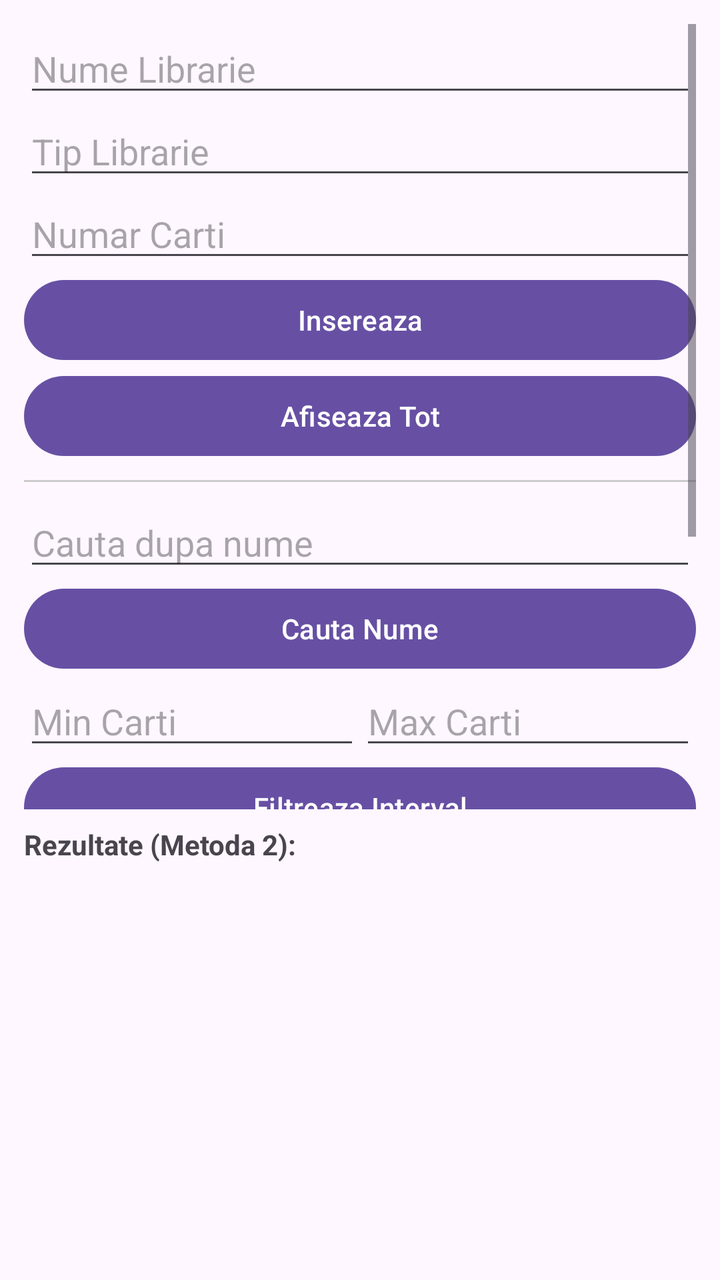
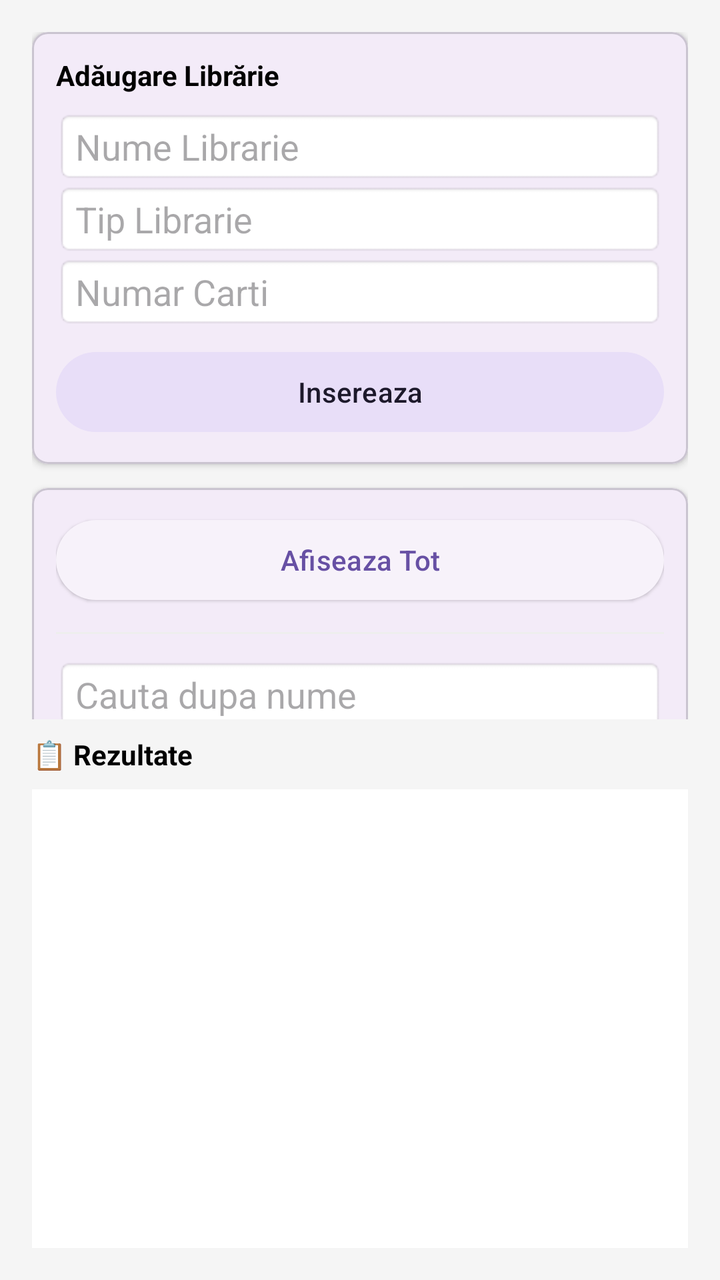

Before-and-after screenshots of an Android layout around one commit, followed by the original layout XML and the change that was made.
<!-- AndroidManifest.xml: application theme Theme.MyApplication -->
<!-- res/layout/activity_main.xml -->
<?xml version="1.0" encoding="utf-8"?>
<LinearLayout xmlns:android="http://schemas.android.com/apk/res/android"
    android:layout_width="match_parent"
    android:layout_height="match_parent"
    android:orientation="vertical"
    android:padding="12dp">

    <ScrollView
        android:layout_width="match_parent"
        android:layout_height="0dp"
        android:layout_weight="2">

        <LinearLayout
            android:layout_width="match_parent"
            android:layout_height="wrap_content"
            android:orientation="vertical">

            
            <EditText
                android:id="@+id/etName"
                android:layout_width="match_parent"
                android:layout_height="wrap_content"
                android:hint="@string/hint_name" />

            <EditText
                android:id="@+id/etType"
                android:layout_width="match_parent"
                android:layout_height="wrap_content"
                android:hint="@string/hint_type" />

            <EditText
                android:id="@+id/etBooks"
                android:layout_width="match_parent"
                android:layout_height="wrap_content"
                android:hint="@string/hint_books"
                android:inputType="number" />

            <Button
                android:id="@+id/btnInsert"
                android:layout_width="match_parent"
                android:layout_height="wrap_content"
                android:text="@string/btn_insert" />

            <Button
                android:id="@+id/btnLoadAll"
                android:layout_width="match_parent"
                android:layout_height="wrap_content"
                android:text="@string/btn_show_all" />

            <View android:layout_width="match_parent" android:layout_height="1dp" android:background="#CCCCCC" android:layout_marginVertical="8dp"/>

            
            <EditText
                android:id="@+id/etSearchName"
                android:layout_width="match_parent"
                android:layout_height="wrap_content"
                android:hint="@string/hint_search_name" />

            <Button
                android:id="@+id/btnSearchByName"
                android:layout_width="match_parent"
                android:layout_height="wrap_content"
                android:text="@string/btn_search_name" />

            
            <LinearLayout
                android:layout_width="match_parent"
                android:layout_height="wrap_content"
                android:orientation="horizontal">
                <EditText
                    android:id="@+id/etMinBooks"
                    android:layout_width="0dp"
                    android:layout_height="wrap_content"
                    android:layout_weight="1"
                    android:hint="@string/hint_min_books"
                    android:inputType="number" />
                <EditText
                    android:id="@+id/etMaxBooks"
                    android:layout_width="0dp"
                    android:layout_height="wrap_content"
                    android:layout_weight="1"
                    android:hint="@string/hint_max_books"
                    android:inputType="number" />
            </LinearLayout>

            <Button
                android:id="@+id/btnInterval"
                android:layout_width="match_parent"
                android:layout_height="wrap_content"
                android:text="@string/btn_interval" />

            
            <EditText
                android:id="@+id/etDeleteValue"
                android:layout_width="match_parent"
                android:layout_height="wrap_content"
                android:hint="@string/hint_delete_value"
                android:inputType="number" />

            <LinearLayout
                android:layout_width="match_parent"
                android:layout_height="wrap_content"
                android:orientation="horizontal">
                <Button
                    android:id="@+id/btnDeleteGreater"
                    android:layout_width="0dp"
                    android:layout_height="wrap_content"
                    android:layout_weight="1"
                    android:text="@string/btn_delete_greater" />
                <Button
                    android:id="@+id/btnDeleteLess"
                    android:layout_width="0dp"
                    android:layout_height="wrap_content"
                    android:layout_weight="1"
                    android:text="@string/btn_delete_less" />
            </LinearLayout>

            
            <EditText
                android:id="@+id/etLetter"
                android:layout_width="match_parent"
                android:layout_height="wrap_content"
                android:hint="@string/hint_letter"
                android:maxLength="1" />

            <Button
                android:id="@+id/btnIncrement"
                android:layout_width="match_parent"
                android:layout_height="wrap_content"
                android:text="@string/btn_increment" />

        </LinearLayout>
    </ScrollView>

    <TextView
        android:layout_width="match_parent"
        android:layout_height="wrap_content"
        android:text="Rezultate (Metoda 2):"
        android:textStyle="bold"
        android:paddingTop="8dp"/>

    <ListView
        android:id="@+id/listViewStores"
        android:layout_width="match_parent"
        android:layout_height="0dp"
        android:layout_weight="1" />
</LinearLayout>
<!-- resources referenced by this layout -->
<resources>
  <string name="btn_delete_greater">Sterge mai mare decat Prag</string>
  <string name="btn_delete_less">Sterge mai mic decat Prag</string>
  <string name="btn_increment">Incrementeaza (+1)</string>
  <string name="btn_insert">Insereaza</string>
  <string name="btn_interval">Filtreaza Interval</string>
  <string name="btn_search_name">Cauta Nume</string>
  <string name="btn_show_all">Afiseaza Tot</string>
  <string name="hint_books">Numar Carti</string>
  <string name="hint_delete_value">Prag stergere</string>
  <string name="hint_letter">Litera inceput</string>
  <string name="hint_max_books">Max Carti</string>
  <string name="hint_min_books">Min Carti</string>
  <string name="hint_name">Nume Librarie</string>
  <string name="hint_search_name">Cauta dupa nume</string>
  <string name="hint_type">Tip Librarie</string>
  <style name="Theme.MyApplication" parent="Base.Theme.MyApplication" />
  <style name="Base.Theme.MyApplication" parent="Theme.Material3.DayNight.NoActionBar">
          
          
      </style>
</resources>

<!-- the commit's change to res/layout/activity_main.xml (unified diff, before → after) -->
@@ -1,14 +1,17 @@
 <?xml version="1.0" encoding="utf-8"?>
 <LinearLayout xmlns:android="http://schemas.android.com/apk/res/android"
+    xmlns:app="http://schemas.android.com/apk/res-auto"
     android:layout_width="match_parent"
     android:layout_height="match_parent"
     android:orientation="vertical"
-    android:padding="12dp">
+    android:padding="16dp"
+    android:background="#F5F5F5">
 
     <ScrollView
         android:layout_width="match_parent"
         android:layout_height="0dp"
-        android:layout_weight="2">
+        android:layout_weight="1.5"
+        android:scrollbars="none">
 
         <LinearLayout
             android:layout_width="match_parent"
@@ -16,118 +19,192 @@
             android:orientation="vertical">
 
             
-            <EditText
-                android:id="@+id/etName"
+            <com.google.android.material.card.MaterialCardView
                 android:layout_width="match_parent"
                 android:layout_height="wrap_content"
-                android:hint="@string/hint_name" />
-
-            <EditText
-                android:id="@+id/etType"
+                android:layout_marginBottom="12dp"
+                app:cardCornerRadius="8dp"
+                app:cardElevation="2dp">
+
+                <LinearLayout
+                    android:layout_width="match_parent"
+                    android:layout_height="wrap_content"
+                    android:orientation="vertical"
+                    android:padding="12dp">
+
+                    <TextView
+                        android:layout_width="wrap_content"
+                        android:layout_height="wrap_content"
+                        android:text="@string/header_add_library"
+                        android:textStyle="bold"
+                        android:textColor="@color/black"
+                        android:layout_marginBottom="8dp"/>
+
+                    <EditText
+                        android:id="@+id/etName"
+                        android:layout_width="match_parent"
+                        android:layout_height="wrap_content"
+                        android:hint="@string/hint_name"
+                        android:background="@android:drawable/editbox_background"/>
+
+                    <EditText
+                        android:id="@+id/etType"
+                        android:layout_width="match_parent"
+                        android:layout_height="wrap_content"
+                        android:hint="@string/hint_type"
+                        android:background="@android:drawable/editbox_background"/>
+
+                    <EditText
+                        android:id="@+id/etBooks"
+                        android:layout_width="match_parent"
+                        android:layout_height="wrap_content"
+                        android:hint="@string/hint_books"
+                        android:inputType="number"
+                        android:background="@android:drawable/editbox_background"/>
+
+                    <Button
+                        android:id="@+id/btnInsert"
+                        style="@style/Widget.Material3.Button.TonalButton"
+                        android:layout_width="match_parent"
+                        android:layout_height="wrap_content"
+                        android:layout_marginTop="8dp"
+                        android:text="@string/btn_insert" />
+                </LinearLayout>
+            </com.google.android.material.card.MaterialCardView>
+
+            
+            <com.google.android.material.card.MaterialCardView
                 android:layout_width="match_parent"
                 android:layout_height="wrap_content"
-                android:hint="@string/hint_type" />
-
-            <EditText
-                android:id="@+id/etBooks"
+                android:layout_marginBottom="12dp"
+                app:cardCornerRadius="8dp"
+                app:cardElevation="2dp">
+
+                <LinearLayout
+                    android:layout_width="match_parent"
+                    android:layout_height="wrap_content"
+                    android:orientation="vertical"
+                    android:padding="12dp">
+
+                    <Button
+                        android:id="@+id/btnLoadAll"
+                        style="@style/Widget.Material3.Button.ElevatedButton"
+                        android:layout_width="match_parent"
+                        android:layout_height="wrap_content"
+                        android:text="@string/btn_show_all" />
+
+                    <View android:layout_width="match_parent" android:layout_height="1dp" android:background="#EEEEEE" android:layout_marginVertical="12dp"/>
+
+                    
+                    <EditText
+                        android:id="@+id/etSearchName"
+                        android:layout_width="match_parent"
+                        android:layout_height="wrap_content"
+                        android:hint="@string/hint_search_name"
+                        android:background="@android:drawable/editbox_background"/>
+
+                    <Button
+                        android:id="@+id/btnSearchByName"
+                        style="@style/Widget.Material3.Button.TextButton"
+                        android:layout_width="match_parent"
+                        android:layout_height="wrap_content"
+                        android:text="@string/btn_search_name" />
+
+                    
+                    <LinearLayout
+                        android:layout_width="match_parent"
+                        android:layout_height="wrap_content"
+                        android:orientation="horizontal"
+                        android:layout_marginTop="8dp">
+                        <EditText
+                            android:id="@+id/etMinBooks"
+                            android:layout_width="0dp"
+                            android:layout_height="wrap_content"
+                            android:layout_weight="1"
+                            android:hint="@string/hint_min_books"
+                            android:inputType="number"
+                            android:background="@android:drawable/editbox_background"/>
+                        <EditText
+                            android:id="@+id/etMaxBooks"
+                            android:layout_width="0dp"
+                            android:layout_height="wrap_content"
+                            android:layout_weight="1"
+                            android:hint="@string/hint_max_books"
+                            android:inputType="number"
+                            android:background="@android:drawable/editbox_background"/>
+                    </LinearLayout>
+
+                    <Button
+                        android:id="@+id/btnInterval"
+                        style="@style/Widget.Material3.Button.OutlinedButton"
+                        android:layout_width="match_parent"
+                        android:layout_height="wrap_content"
+                        android:text="@string/btn_interval" />
+
+                    <View android:layout_width="match_parent" android:layout_height="1dp" android:background="#EEEEEE" android:layout_marginVertical="12dp"/>
+
+                    
+                    <EditText
+                        android:id="@+id/etDeleteValue"
+                        android:layout_width="match_parent"
+                        android:layout_height="wrap_content"
+                        android:hint="@string/hint_delete_value"
+                        android:inputType="number"
+                        android:background="@android:drawable/editbox_background"/>
+
+                    <LinearLayout
+                        android:layout_width="match_parent"
+                        android:layout_height="wrap_content"
+                        android:orientation="horizontal">
+                        <Button
+                            android:id="@+id/btnDeleteGreater"
+                            style="?attr/materialButtonOutlinedStyle"
+                            android:layout_width="0dp"
+                            android:layout_height="wrap_content"
+                            android:layout_weight="1"
+                            android:text="@string/btn_delete_greater_short"
+                            android:textSize="12sp"
+                            android:layout_marginEnd="4dp"/>
+                        <Button
+                            android:id="@+id/btnDeleteLess"
+                            style="?attr/materialButtonOutlinedStyle"
+                            android:layout_width="0dp"
+                            android:layout_height="wrap_content"
+                            android:layout_weight="1"
+                            android:text="@string/btn_delete_less_short"
+                            android:textSize="12sp"
+                            android:layout_marginStart="4dp"/>
+                    </LinearLayout>
+
+                    <View android:layout_width="match_parent" android:layout_height="1dp" android:background="#EEEEEE" android:layout_marginVertical="12dp"/>
+
+                    
+                    <EditText
+                        android:id="@+id/etLetter"
+                        android:layout_width="match_parent"
+                        android:layout_height="wrap_content"
+                        android:hint="@string/hint_letter"
+                        android:maxLength="1"
+                        android:background="@android:drawable/editbox_background"/>
+
+                    <Button
+                        android:id="@+id/btnIncrement"
+                        style="@style/Widget.Material3.Button.TonalButton"
+                        android:layout_width="match_parent"
+                        android:layout_height="wrap_content"
+                        android:text="@string/btn_increment" />
+
+                </LinearLayout>
+            </com.google.android.material.card.MaterialCardView>
+
+            <Button
+                android:id="@+id/btnOpenImages"
+                style="@style/Widget.Material3.Button.TonalButton"
                 android:layout_width="match_parent"
                 android:layout_height="wrap_content"
-                android:hint="@string/hint_books"
-                android:inputType="number" />
-
-            <Button
-                android:id="@+id/btnInsert"
-                android:layout_width="match_parent"
-                android:layout_height="wrap_content"
-                android:text="@string/btn_insert" />
-
-            <Button
-                android:id="@+id/btnLoadAll"
-                android:layout_width="match_parent"
-                android:layout_height="wrap_content"
-                android:text="@string/btn_show_all" />
-
-            <View android:layout_width="match_parent" android:layout_height="1dp" android:background="#CCCCCC" android:layout_marginVertical="8dp"/>
-
-            
-            <EditText
-                android:id="@+id/etSearchName"
-                android:layout_width="match_parent"
-                android:layout_height="wrap_content"
-                android:hint="@string/hint_search_name" />
-
-            <Button
-                android:id="@+id/btnSearchByName"
-                android:layout_width="match_parent"
-                android:layout_height="wrap_content"
-                android:text="@string/btn_search_name" />
-
-            
-            <LinearLayout
-                android:layout_width="match_parent"
-                android:layout_height="wrap_content"
-                android:orientation="horizontal">
-                <EditText
-                    android:id="@+id/etMinBooks"
-                    android:layout_width="0dp"
-                    android:layout_height="wrap_content"
-                    android:layout_weight="1"
-                    android:hint="@string/hint_min_books"
-                    android:inputType="number" />
-                <EditText
-                    android:id="@+id/etMaxBooks"
-                    android:layout_width="0dp"
-                    android:layout_height="wrap_content"
-                    android:layout_weight="1"
-                    android:hint="@string/hint_max_books"
-                    android:inputType="number" />
-            </LinearLayout>
-
-            <Button
-                android:id="@+id/btnInterval"
-                android:layout_width="match_parent"
-                android:layout_height="wrap_content"
-                android:text="@string/btn_interval" />
-
-            
-            <EditText
-                android:id="@+id/etDeleteValue"
-                android:layout_width="match_parent"
-                android:layout_height="wrap_content"
-                android:hint="@string/hint_delete_value"
-                android:inputType="number" />
-
-            <LinearLayout
-                android:layout_width="match_parent"
-                android:layout_height="wrap_content"
-                android:orientation="horizontal">
-                <Button
-                    android:id="@+id/btnDeleteGreater"
-                    android:layout_width="0dp"
-                    android:layout_height="wrap_content"
-                    android:layout_weight="1"
-                    android:text="@string/btn_delete_greater" />
-                <Button
-                    android:id="@+id/btnDeleteLess"
-                    android:layout_width="0dp"
-                    android:layout_height="wrap_content"
-                    android:layout_weight="1"
-                    android:text="@string/btn_delete_less" />
-            </LinearLayout>
-
-            
-            <EditText
-                android:id="@+id/etLetter"
-                android:layout_width="match_parent"
-                android:layout_height="wrap_content"
-                android:hint="@string/hint_letter"
-                android:maxLength="1" />
-
-            <Button
-                android:id="@+id/btnIncrement"
-                android:layout_width="match_parent"
-                android:layout_height="wrap_content"
-                android:text="@string/btn_increment" />
+                android:layout_marginBottom="16dp"
+                android:text="@string/btn_open_images"
+                app:icon="@android:drawable/ic_menu_gallery" />
 
         </LinearLayout>
     </ScrollView>
@@ -135,13 +212,19 @@
     <TextView
         android:layout_width="match_parent"
         android:layout_height="wrap_content"
-        android:text="Rezultate (Metoda 2):"
+        android:text="@string/label_results"
         android:textStyle="bold"
-        android:paddingTop="8dp"/>
+        android:paddingVertical="8dp"
+        android:textColor="@color/black"/>
 
     <ListView
         android:id="@+id/listViewStores"
         android:layout_width="match_parent"
         android:layout_height="0dp"
-        android:layout_weight="1" />
+        android:layout_weight="1"
+        android:divider="@android:color/transparent"
+        android:dividerHeight="4dp"
+        android:padding="4dp"
+        android:background="@android:color/white"/>
+
 </LinearLayout>
<!-- resource entries referenced after the edit -->
@@ -1,12 +1,15 @@
 <!-- resources referenced by this layout -->
 <resources>
-  <string name="btn_delete_greater">Sterge mai mare decat Prag</string>
-  <string name="btn_delete_less">Sterge mai mic decat Prag</string>
+  <color name="black">#FF000000</color>
+  <string name="btn_delete_greater_short">&gt; Prag</string>
+  <string name="btn_delete_less_short">&lt; Prag</string>
   <string name="btn_increment">Incrementeaza (+1)</string>
   <string name="btn_insert">Insereaza</string>
   <string name="btn_interval">Filtreaza Interval</string>
+  <string name="btn_open_images">Open bookstore images</string>
   <string name="btn_search_name">Cauta Nume</string>
   <string name="btn_show_all">Afiseaza Tot</string>
+  <string name="header_add_library">Adăugare Librărie</string>
   <string name="hint_books">Numar Carti</string>
   <string name="hint_delete_value">Prag stergere</string>
   <string name="hint_letter">Litera inceput</string>
@@ -15,6 +18,7 @@
   <string name="hint_name">Nume Librarie</string>
   <string name="hint_search_name">Cauta dupa nume</string>
   <string name="hint_type">Tip Librarie</string>
+  <string name="label_results">📋 Rezultate</string>
   <style name="Theme.MyApplication" parent="Base.Theme.MyApplication" />
   <style name="Base.Theme.MyApplication" parent="Theme.Material3.DayNight.NoActionBar">
           
